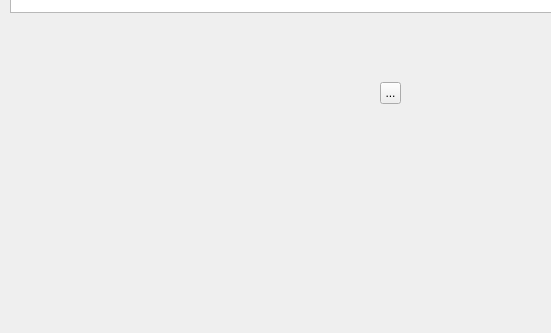
Before: the Qt Designer form MainWindow.ui in xujialiu/ETDR-grading-app, drawn with Qt 5; both pictures show x 0 to 551 and y 548 to 881 of the 1234 by 881 pixel window.
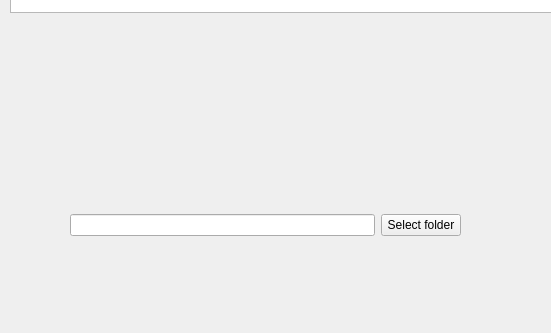
After: the same form once the commit is applied. Icons and pictures are not drawn.

Commit message: feat: adding folder selection function

```diff
--- a/MainWindow.ui
+++ b/MainWindow.ui
@@ -45,20 +45,7 @@
      </rect>
     </property>
    </widget>
-   <widget class="QToolButton" name="toolButton">
-    <property name="geometry">
-     <rect>
-      <x>380</x>
-      <y>630</y>
-      <width>21</width>
-      <height>22</height>
-     </rect>
-    </property>
-    <property name="text">
-     <string>...</string>
-    </property>
-   </widget>
-   <widget class="QWidget" name="">
+   <widget class="QWidget" name="layoutWidget">
     <property name="geometry">
      <rect>
       <x>20</x>
@@ -128,7 +115,7 @@
      </item>
     </layout>
    </widget>
-   <widget class="QWidget" name="">
+   <widget class="QWidget" name="layoutWidget">
     <property name="geometry">
      <rect>
       <x>750</x>
@@ -678,7 +665,7 @@
      </item>
     </layout>
    </widget>
-   <widget class="QWidget" name="">
+   <widget class="QWidget" name="layoutWidget">
     <property name="geometry">
      <rect>
       <x>750</x>
@@ -717,7 +704,7 @@
      </item>
     </layout>
    </widget>
-   <widget class="QWidget" name="">
+   <widget class="QWidget" name="layoutWidget">
     <property name="geometry">
      <rect>
       <x>750</x>
@@ -776,6 +763,28 @@
      </item>
     </layout>
    </widget>
+   <widget class="QWidget" name="">
+    <property name="geometry">
+     <rect>
+      <x>70</x>
+      <y>760</y>
+      <width>391</width>
+      <height>26</height>
+     </rect>
+    </property>
+    <layout class="QHBoxLayout" name="horizontalLayout_4">
+     <item>
+      <widget class="QLineEdit" name="folder_line"/>
+     </item>
+     <item>
+      <widget class="QPushButton" name="folder_button">
+       <property name="text">
+        <string>Select folder</string>
+       </property>
+      </widget>
+     </item>
+    </layout>
+   </widget>
   </widget>
   <widget class="QMenuBar" name="menubar">
    <property name="geometry">
```
The commit also changes 2 other files.
